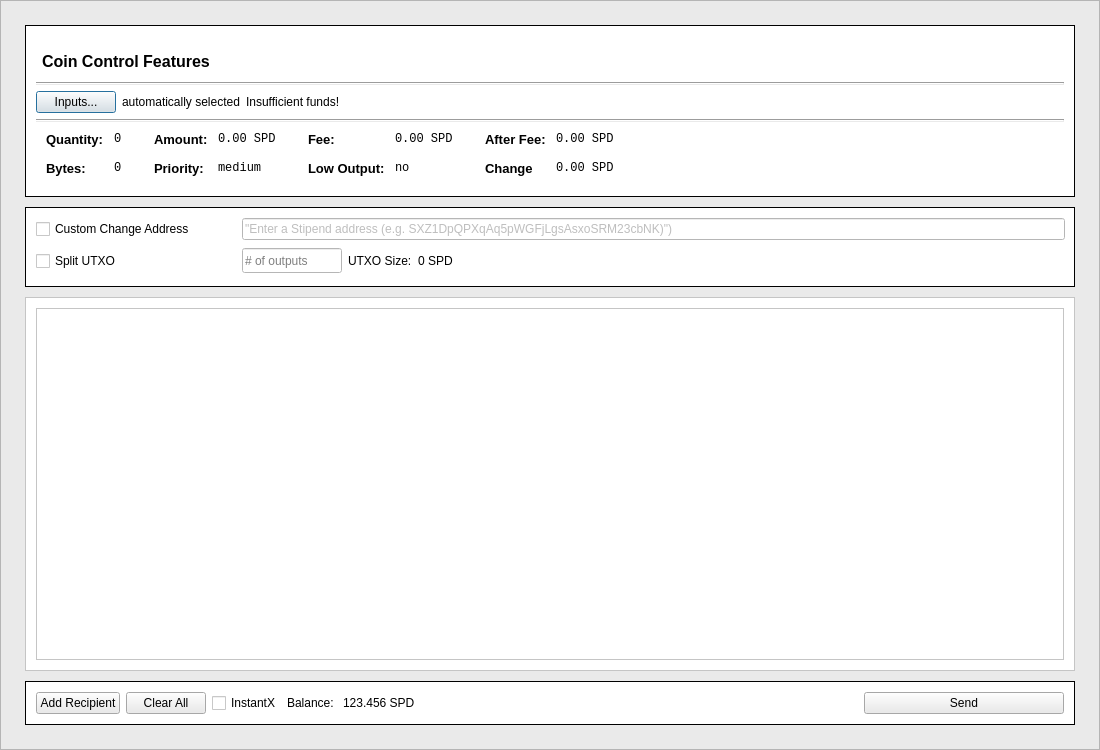
Before: the Qt Designer form src/qt/forms/sendcoinsdialog.ui in Stipend-Developer/stipend, drawn with Qt 5.
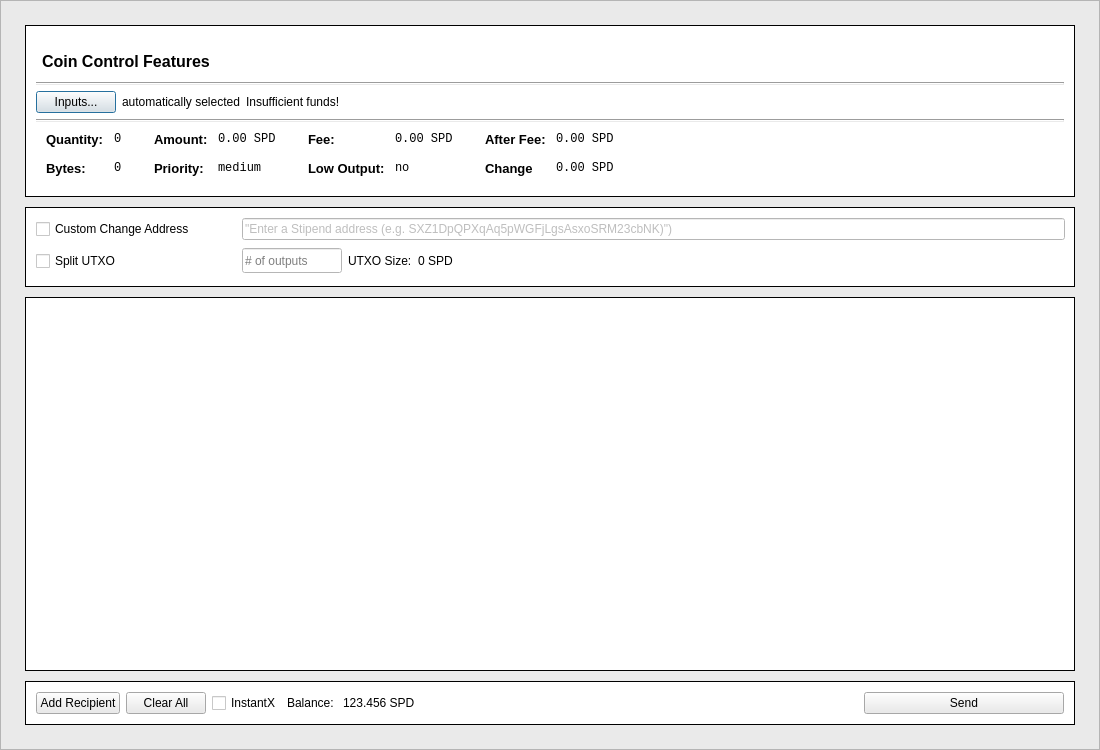
After: the same form once the commit is applied.

Diff of the .ui file:
```diff
--- a/src/qt/forms/sendcoinsdialog.ui
+++ b/src/qt/forms/sendcoinsdialog.ui
@@ -1016,46 +1016,6 @@
          </widget>
         </item>
         <item>
-         <widget class="QFrame" name="frame_3">
-          <property name="minimumSize">
-           <size>
-            <width>0</width>
-            <height>300</height>
-           </size>
-          </property>
-          <property name="maximumSize">
-           <size>
-            <width>16777215</width>
-            <height>16777215</height>
-           </size>
-          </property>
-          <property name="styleSheet">
-           <string notr="true">#frame_3 {
-    background-color: #fff;
-}</string>
-          </property>
-          <property name="frameShape">
-           <enum>QFrame::StyledPanel</enum>
-          </property>
-          <property name="frameShadow">
-           <enum>QFrame::Raised</enum>
-          </property>
-          <layout class="QVBoxLayout" name="verticalLayout_7">
-           <property name="leftMargin">
-            <number>10</number>
-           </property>
-           <property name="topMargin">
-            <number>10</number>
-           </property>
-           <property name="rightMargin">
-            <number>10</number>
-           </property>
-           <property name="bottomMargin">
-            <number>10</number>
-           </property>
-           <item>
-            <layout class="QVBoxLayout" name="verticalLayout_6">
-             <item>
               <widget class="QScrollArea" name="scrollArea">
                <property name="minimumSize">
                 <size>
@@ -1064,7 +1024,11 @@
                 </size>
                </property>
                <property name="styleSheet">
-                <string notr="true">background-color: #fff;</string>
+           <string notr="true">#scrollArea {
+    background-color: #fff; 
+    border: 1px solid black;
+}
+</string>
                </property>
                <property name="widgetResizable">
                 <bool>true</bool>
@@ -1074,10 +1038,13 @@
                  <rect>
                   <x>0</x>
                   <y>0</y>
-                  <width>1022</width>
-                  <height>334</height>
-                 </rect>
-                </property>
+             <width>1046</width>
+             <height>358</height>
+            </rect>
+           </property>
+           <property name="styleSheet">
+            <string notr="true">background-color: #fff</string>
+           </property>
                 <layout class="QVBoxLayout" name="verticalLayout_9">
                  <property name="leftMargin">
                   <number>10</number>
@@ -1109,11 +1076,6 @@
                  </item>
                 </layout>
                </widget>
-              </widget>
-             </item>
-            </layout>
-           </item>
-          </layout>
          </widget>
         </item>
         <item>
```
Lines whose indentation alone changed are shown as unchanged.
